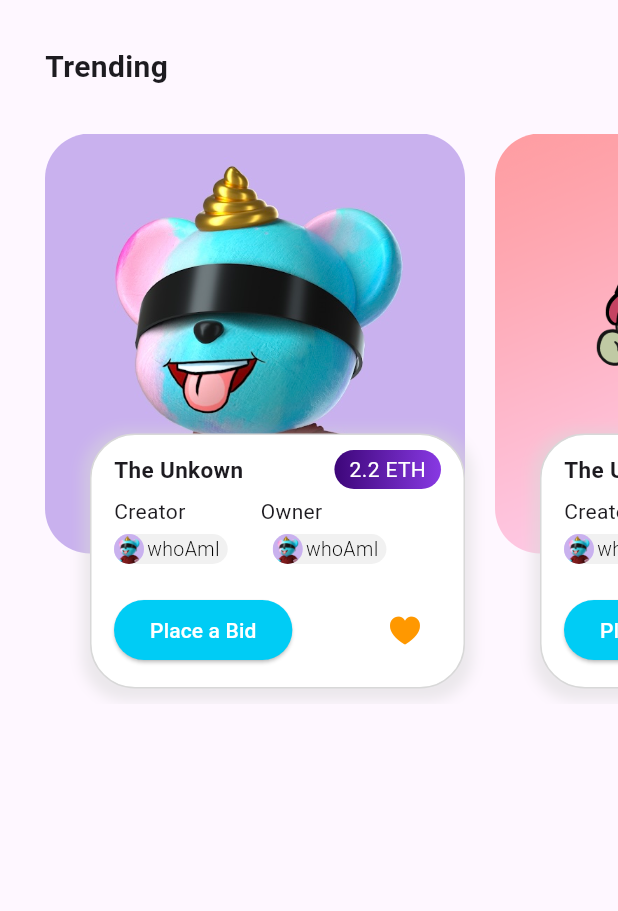
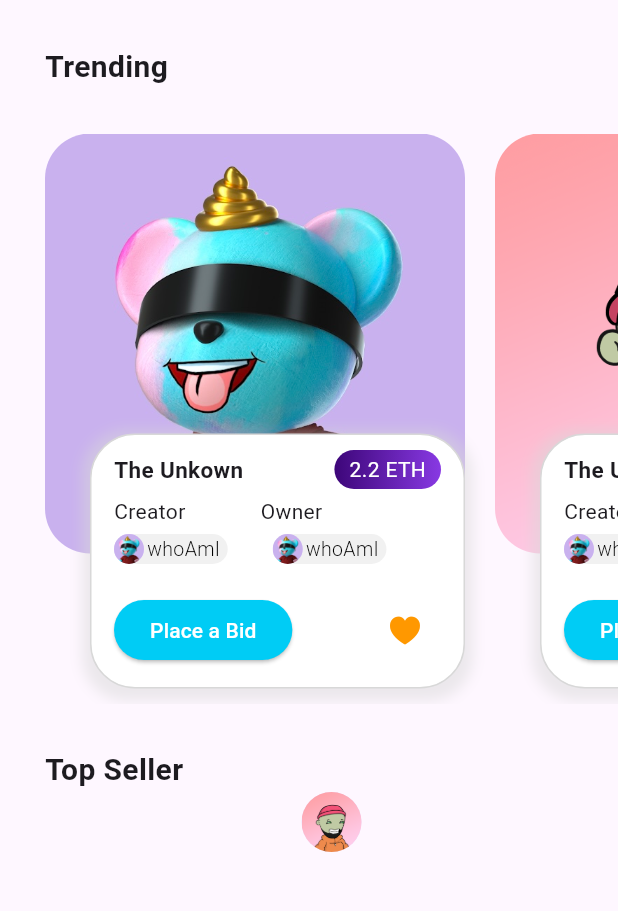
Before and after one commit to universal-developer/Flutter-NFT-App, a Flutter app: the screen it shows after launch, on a phone screen of 412 x 824 dp, the part 84-995 px from its top. Run offline on Flutter 3.47's test engine with Material 2 defaults, Android fonts, the phone set to English and light mode, and no system bars; missing offline and left inert: dart:ffi.

Commit message:
Initial Commit

```diff
--- /dev/null
+++ b/lib/components/top_seller.dart
@@ -0,0 +1,23 @@
+import 'package:flutter/material.dart';
+
+class TopSeller extends StatefulWidget {
+  TopSeller({Key? key}) : super(key: key);
+
+  @override
+  State<TopSeller> createState() => _TopSellerState();
+}
+
+class _TopSellerState extends State<TopSeller> {
+  @override
+  Widget build(BuildContext context) {
+    return Stack(
+      children: [
+        Container(
+          child: CircleAvatar(
+            backgroundImage: AssetImage('assets/nfts/second_nft.png'),
+          ),
+        ),
+      ],
+    );
+  }
+}
--- a/lib/screens/home_screen.dart
+++ b/lib/screens/home_screen.dart
@@ -3,6 +3,7 @@ import 'package:flutter/material.dart';
 import 'package:nft_app/colors.dart';
 import 'package:nft_app/components/fixed_info_product_card.dart';
 import 'package:nft_app/components/scrollable_product.dart';
+import 'package:nft_app/components/top_seller.dart';
 
 bool isFavourite = true;
 
@@ -114,7 +115,21 @@ class _HomeScreenState extends State<HomeScreen> {
                         isFavorite: false),
                   ],
                 ),
-              )
+              ),
+              const SizedBox(
+                height: 30,
+              ),
+              const Align(
+                alignment: Alignment.topLeft,
+                child: const Text(
+                  'Top Seller',
+                  style: TextStyle(
+                    fontWeight: FontWeight.bold,
+                    fontSize: 20,
+                  ),
+                ),
+              ),
+              TopSeller(),
             ],
           ),
         ),
```
